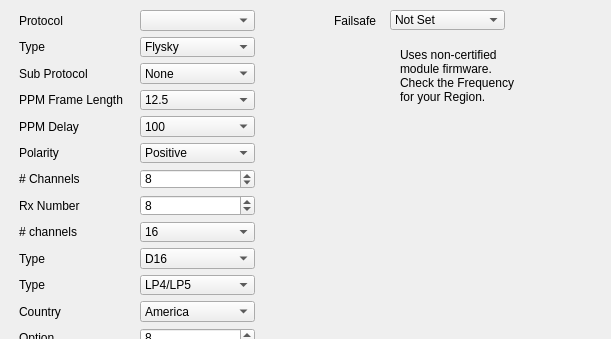
This is eepe/eepskye/src/ProtocolDialog.ui in MikeBland/mbtx as Qt 5 draws it before an edit; both pictures show x 0 to 611 and y 0 to 339 of the 611 by 525 pixel window. The edited form follows.
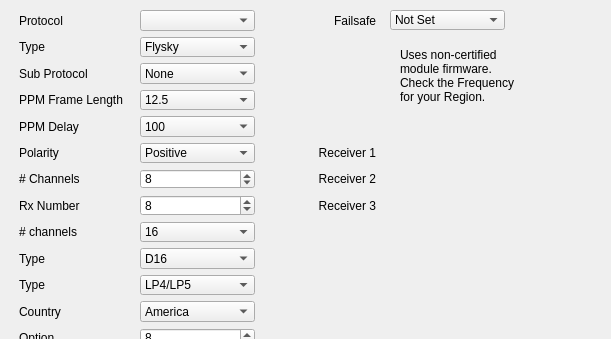
This is the edited form.

The edit to the form file:
```diff
--- a/eepe/eepskye/src/ProtocolDialog.ui
+++ b/eepe/eepskye/src/ProtocolDialog.ui
@@ -1108,6 +1108,72 @@
       </item>
      </widget>
     </item>
+    <item row="5" column="2">
+     <widget class="QLabel" name="labelRx1">
+      <property name="minimumSize">
+       <size>
+        <width>115</width>
+        <height>0</height>
+       </size>
+      </property>
+      <property name="maximumSize">
+       <size>
+        <width>115</width>
+        <height>16777215</height>
+       </size>
+      </property>
+      <property name="text">
+       <string>Receiver 1</string>
+      </property>
+      <property name="alignment">
+       <set>Qt::AlignRight|Qt::AlignTrailing|Qt::AlignVCenter</set>
+      </property>
+     </widget>
+    </item>
+    <item row="6" column="2">
+     <widget class="QLabel" name="labelRx2">
+      <property name="minimumSize">
+       <size>
+        <width>115</width>
+        <height>0</height>
+       </size>
+      </property>
+      <property name="maximumSize">
+       <size>
+        <width>115</width>
+        <height>16777215</height>
+       </size>
+      </property>
+      <property name="text">
+       <string>Receiver 2</string>
+      </property>
+      <property name="alignment">
+       <set>Qt::AlignRight|Qt::AlignTrailing|Qt::AlignVCenter</set>
+      </property>
+     </widget>
+    </item>
+    <item row="7" column="2">
+     <widget class="QLabel" name="labelRx3">
+      <property name="minimumSize">
+       <size>
+        <width>115</width>
+        <height>0</height>
+       </size>
+      </property>
+      <property name="maximumSize">
+       <size>
+        <width>115</width>
+        <height>16777215</height>
+       </size>
+      </property>
+      <property name="text">
+       <string>Receiver 3</string>
+      </property>
+      <property name="alignment">
+       <set>Qt::AlignRight|Qt::AlignTrailing|Qt::AlignVCenter</set>
+      </property>
+     </widget>
+    </item>
    </layout>
   </widget>
   <widget class="QComboBox" name="FailsafeCB">
```
Left out of the diff: 16 changed lines with no effect on the pictures.
